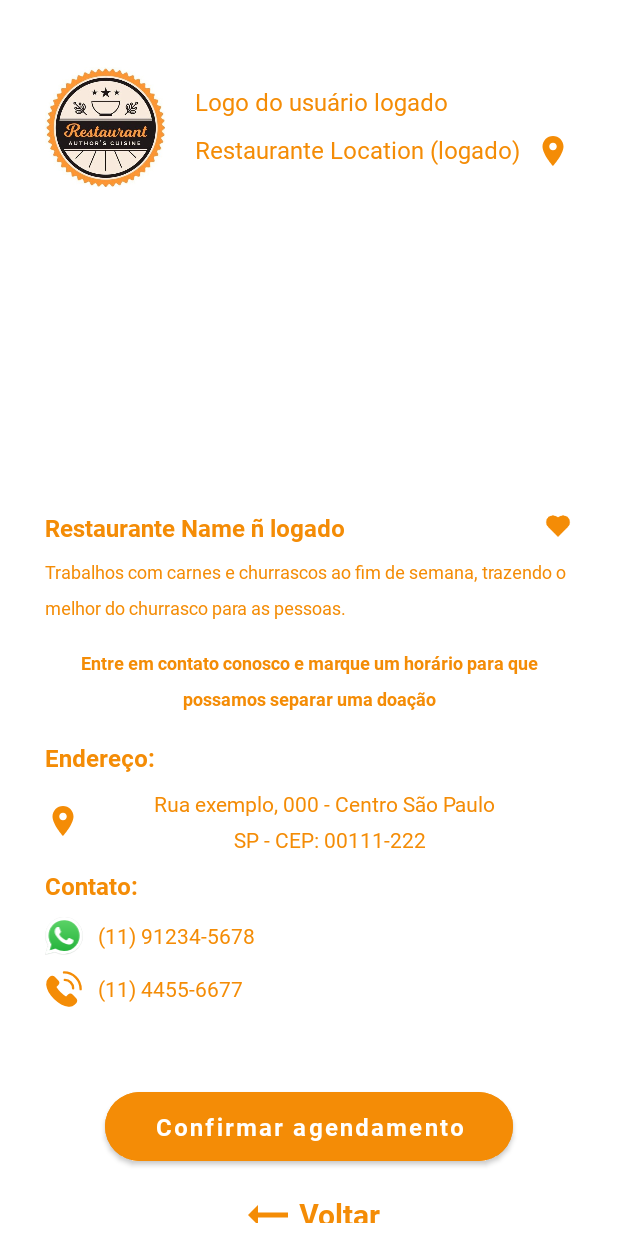
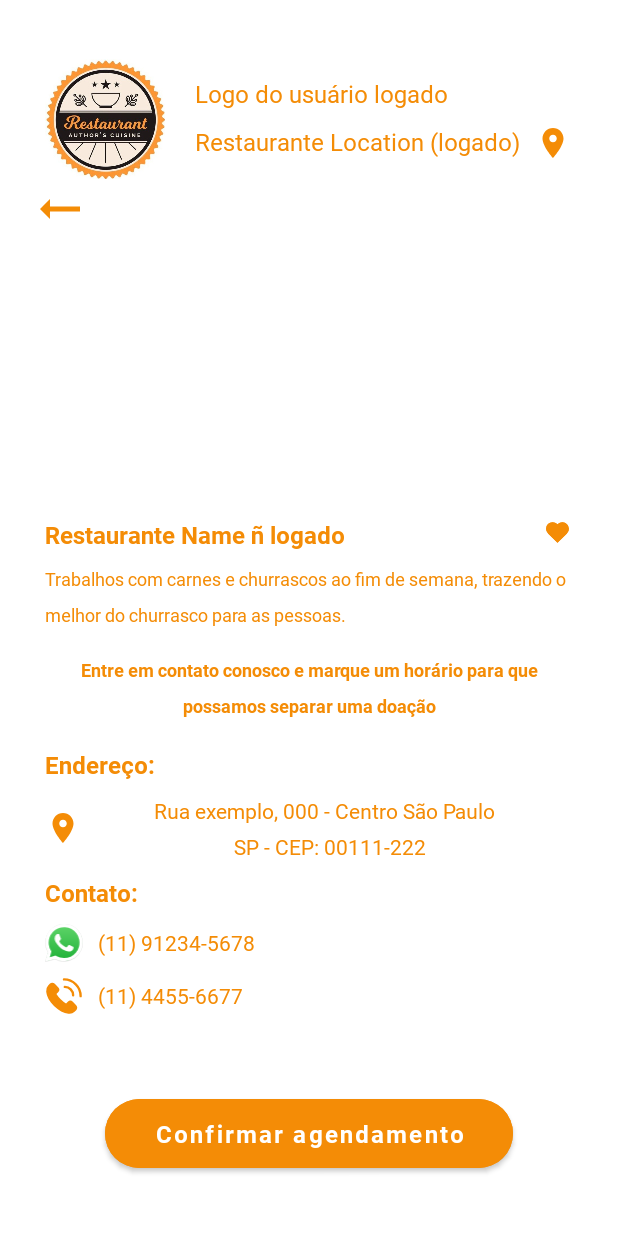
Before and after one commit to pablo-pbc/ConnectFood, an Android app: the layout activity_donor_recivers_schedule_details_screen.xml on its own in the app's theme, with its tools: preview values and no code run, on a phone screen of 412 x 824 dp. Run offline under Robolectric (Android 15) with nearby library versions, the phone set to English and light mode, and no system bars; plain views replace MaskEditText.

Commit message:
Feature: screen details almost done

```diff
--- a/app/src/main/res/drawable/liked.xml
+++ b/app/src/main/res/drawable/liked.xml
@@ -1,8 +1,8 @@
 <vector xmlns:android="http://schemas.android.com/apk/res/android"
-    android:width="29dp"
-    android:height="29dp"
-    android:viewportWidth="29"
-    android:viewportHeight="29">
+    android:width="20dp"
+    android:height="20dp"
+    android:viewportWidth="30"
+    android:viewportHeight="30">
   <path
       android:pathData="m14.854,6.083 l-0.354,0.353 -0.354,-0.354a6.5,6.5 0,0 0,-9.192 9.192l0.354,0.354L14.5,24.82l9.192,-9.192 0.354,-0.354a6.5,6.5 0,0 0,-9.192 -9.191z"
       android:fillColor="#F48C06"/>
--- a/app/src/main/res/drawable/shape_img_list.xml
+++ b/app/src/main/res/drawable/shape_img_list.xml
@@ -1,8 +1,8 @@
 <?xml version="1.0" encoding="utf-8"?>
 <shape xmlns:android="http://schemas.android.com/apk/res/android"
     android:shape="rectangle">
-    <corners android:radius="10dp" />
+    <corners android:radius="20dp" />
     <stroke
         android:width="2dp"
-        android:color="#000000" />
+        android:color="@color/orangeConnectFood" />
 </shape>
--- a/app/src/main/res/layout/activity_donor_recivers_filter_all_screen.xml
+++ b/app/src/main/res/layout/activity_donor_recivers_filter_all_screen.xml
@@ -186,7 +186,8 @@
             <View
                 android:layout_width="match_parent"
                 android:layout_height="1dp"
-                android:background="#FFBB63"/>
+                android:background="#FFBB63"
+                android:layout_marginBottom="5dp"/>
 
             <androidx.recyclerview.widget.RecyclerView
                 android:id="@+id/recyclerView"
--- a/app/src/main/res/layout/activity_donor_recivers_schedule_details_screen.xml
+++ b/app/src/main/res/layout/activity_donor_recivers_schedule_details_screen.xml
@@ -3,7 +3,7 @@
     xmlns:app="http://schemas.android.com/apk/res-auto"
     xmlns:tools="http://schemas.android.com/tools"
     android:layout_width="match_parent"
-    android:layout_height="wrap_content"
+    android:layout_height="match_parent"
     android:background="@color/white"
     android:scrollbars="none"
     tools:context=".DonorReceiversScheduleDetailsActivity">
@@ -80,11 +80,19 @@
         </LinearLayout>
 
         <ImageView
+            android:id="@+id/backArrow"
+            android:layout_width="wrap_content"
+            android:layout_height="wrap_content"
+            android:src="@drawable/baseline_arrow_back_24"
+            android:layout_gravity=""
+            android:rotationY="180"
+            android:contentDescription="@string/arrow_icon" />
+
+        <ImageView
             android:id="@+id/scheduleDetailsNoLoggedUserBanner"
             android:layout_width="match_parent"
             android:layout_height="176dp"
             android:layout_gravity="center"
-            android:layout_marginTop="30dp"
             android:layout_marginHorizontal="10dp"
             android:scaleType="centerCrop"
             android:contentDescription="@string/schedule_details_user_no_logged_banner" />
@@ -325,7 +333,8 @@
             android:layout_height="wrap_content"
             android:orientation="vertical"
             android:layout_gravity="center"
-            android:gravity="center">
+            android:gravity="center"
+            android:layout_marginBottom="50dp">
 
             <com.google.android.material.button.MaterialButton
                 android:id="@+id/scheduleDetailsConfirmScheduleBtn"
@@ -342,35 +351,8 @@
                 android:layout_marginBottom="10dp"
                 android:paddingVertical="12dp"/>
 
-            <LinearLayout
-                android:id="@+id/scheduleDetailsBackBtn"
-                android:layout_width="match_parent"
-                android:layout_height="match_parent"
-                android:orientation="horizontal"
-                android:gravity="center"
-                tools:ignore="UseCompoundDrawables">
-
-                <ImageView
-                    android:layout_width="wrap_content"
-                    android:layout_height="match_parent"
-                    android:src="@drawable/baseline_arrow_back_24"
-                    android:layout_gravity="center"
-                    android:rotationY="180"
-                    android:contentDescription="@string/arrow_icon" />
-
-                <TextView
-                    android:layout_width="wrap_content"
-                    android:layout_height="match_parent"
-                    android:text="@string/btn_voltar"
-                    android:textColor="#F48C06"
-                    android:textSize="20sp"
-                    android:fontFamily="@font/roboto_bold"
-                    android:gravity="center"/>
-
             </LinearLayout>
 
         </LinearLayout>
 
-    </LinearLayout>
-
 </ScrollView>
--- a/app/src/main/res/layout/estabelecimentos_grid.xml
+++ b/app/src/main/res/layout/estabelecimentos_grid.xml
@@ -8,10 +8,10 @@
 
     <ImageView
         android:id="@+id/filterAllNoLoggedUserLogo"
-        android:layout_width="wrap_content"
+        android:layout_width="match_parent"
         android:layout_height="176dp"
-        android:scaleType="fitCenter"
-        android:contentDescription="@string/filter_all_logged_user_logo" />
+        android:scaleType="centerCrop"
+        android:contentDescription="@string/filter_all_logged_user_logo"/>
 
     <LinearLayout
         android:layout_width="match_parent"
```
Also changed, not shown: app/src/main/java/com/example/connectfood/DonorReceiversFilterAllActivity.kt (+16 -15 lines), app/src/main/java/com/example/connectfood/DonorReceiversScheduleDetailsActivity.kt (+31 -3 lines), app/src/main/java/com/example/connectfood/EstabelecimentoAllAdpter.kt (+26 -3 lines).
